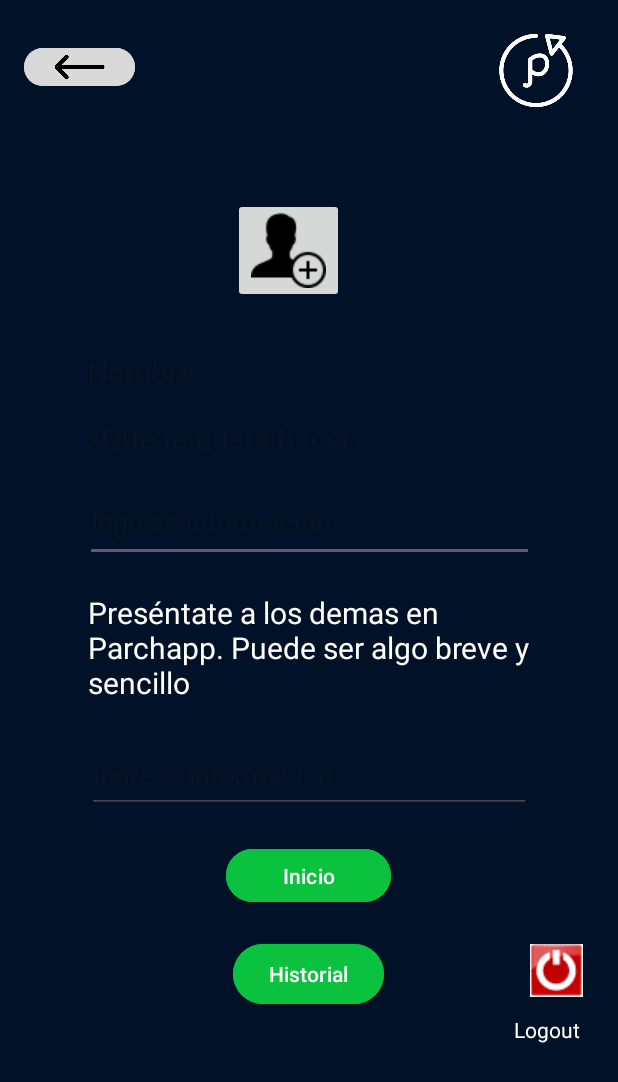
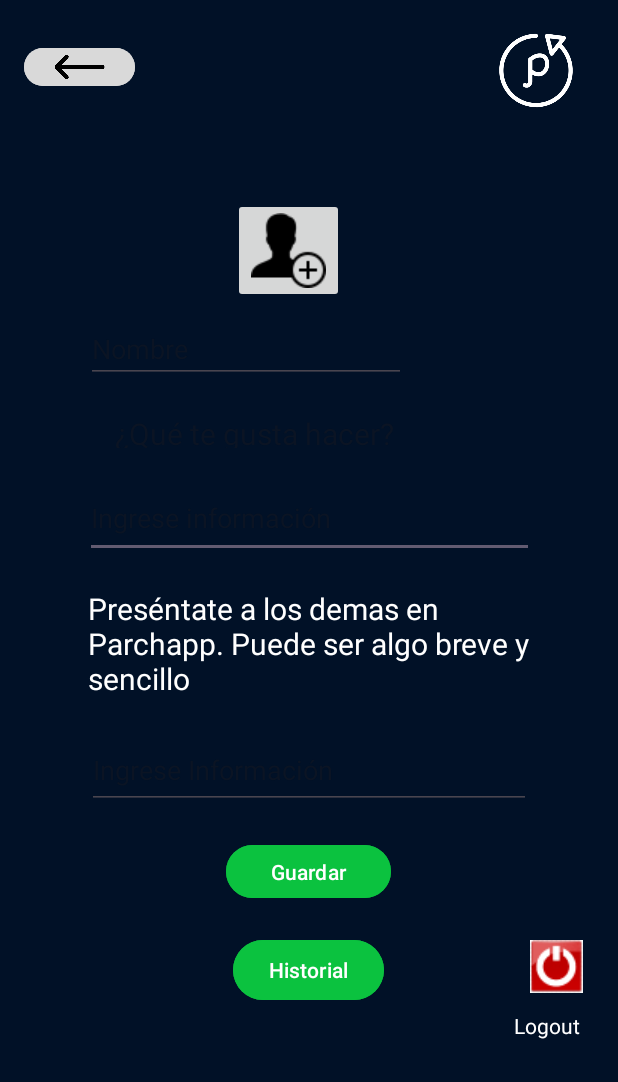
Before and after one commit to JhonathanSR/Parchapp, an Android app: the MainPerfil screen opened directly, with no data from a screen before it, on a phone screen of 412 x 824 dp. Shown: the top 1082 px of the screen. Run offline under Robolectric (Android 15) with nearby library versions, the phone set to English and light mode, and no system bars.

Commit message:
Navegación en modulos que realizo Juan Pablo, en los back, y navegación modulo historial, Perfil

```diff
--- a/app/src/main/java/com/example/parchapp/MainPerfil.kt
+++ b/app/src/main/java/com/example/parchapp/MainPerfil.kt
@@ -10,6 +10,8 @@ import androidx.core.view.ViewCompat
 import androidx.core.view.WindowInsetsCompat
 
 class MainPerfil : AppCompatActivity() {
+    lateinit var  usuariosDBHelper: mySQLiteHelper
+
     override fun onCreate(savedInstanceState: Bundle?) {
         super.onCreate(savedInstanceState)
         enableEdgeToEdge()
@@ -19,5 +21,45 @@ class MainPerfil : AppCompatActivity() {
             v.setPadding(systemBars.left, systemBars.top, systemBars.right, systemBars.bottom)
             insets
         }
+        var imgA6 = findViewById<ImageView>(R.id.imgA6)
+        imgA6.setOnClickListener {
+            goMenu()
+        }
+        var img_Salir = findViewById<ImageView>(R.id.img_Salir)
+        img_Salir.setOnClickListener {
+            goSalida()
+        }
+        var btnGuard = findViewById<Button>(R.id.btnGuard)
+        btnGuard.setOnClickListener {
+            goMenu1()
+        }
+        var btn_Hist = findViewById<Button>(R.id.btn_Hist)
+        btn_Hist.setOnClickListener {
+            goHist()
+        }
+        /*var editNom = findViewById<Button>(R.id.editNom)
+        editNom.setOnClickListener {
+            goNombre()
+        }*/
+    }
+
+    private fun goMenu() {
+        val i = Intent(this, MainMenu::class.java)
+        startActivity(i)
+    }
+
+    private fun goSalida() {
+        val i = Intent(this, MainActivity::class.java)
+        startActivity(i)
+    }
+
+    private fun goMenu1() {
+        val i = Intent(this, MainMenu::class.java)
+        startActivity(i)
+    }
+
+    private fun goHist() {
+        val i = Intent(this, MainHistorial::class.java)
+        startActivity(i)
     }
 }
--- a/app/src/main/res/layout/activity_main_perfil.xml
+++ b/app/src/main/res/layout/activity_main_perfil.xml
@@ -28,20 +28,6 @@
         app:layout_constraintTop_toTopOf="@+id/btnP1"
         app:srcCompat="@drawable/flecha" />
 
-=======
->>>>>>> 65254eea984677fabf3342548522acfd38862ff7
-    <TextView
-        android:id="@+id/textView5"
-        android:layout_width="198dp"
-        android:layout_height="24dp"
-        android:layout_marginTop="32dp"
-        android:hint="Nombre"
-        android:textColor="@color/white"
-        android:textSize="20dp"
-        app:layout_constraintEnd_toEndOf="parent"
-        app:layout_constraintHorizontal_bias="0.272"
-        app:layout_constraintStart_toStartOf="parent"
-        app:layout_constraintTop_toBottomOf="@+id/imageButton4" />
 
     <TextView
         android:id="@+id/textView6"
@@ -53,12 +39,12 @@
         android:textColor="@color/white"
         android:textSize="20dp"
         app:layout_constraintEnd_toEndOf="parent"
-        app:layout_constraintHorizontal_bias="0.264"
+        app:layout_constraintHorizontal_bias="0.347"
         app:layout_constraintStart_toStartOf="parent"
-        app:layout_constraintTop_toBottomOf="@+id/textView5" />
+        app:layout_constraintTop_toBottomOf="@+id/editNom" />
 
     <EditText
-        android:id="@+id/editTextText3"
+        android:id="@+id/editInfo"
         android:layout_width="299dp"
         android:layout_height="53dp"
         android:layout_marginTop="20dp"
@@ -82,25 +68,25 @@
         android:textSize="20dp"
         app:layout_constraintEnd_toEndOf="parent"
         app:layout_constraintStart_toStartOf="parent"
-        app:layout_constraintTop_toBottomOf="@+id/editTextText3" />
+        app:layout_constraintTop_toBottomOf="@+id/editInfo" />
 
     <Button
-        android:id="@+id/btnInicio"
+        android:id="@+id/btnGuard"
         android:layout_width="110dp"
         android:layout_height="43dp"
         android:layout_marginTop="20dp"
         android:alpha="4"
         android:backgroundTint="#0BC23F"
         android:padding="6dp"
-        android:text="Inicio"
+        android:text="Guardar"
         android:textColor="@color/white"
         app:layout_constraintEnd_toEndOf="parent"
         app:layout_constraintHorizontal_bias="0.498"
         app:layout_constraintStart_toStartOf="parent"
-        app:layout_constraintTop_toBottomOf="@+id/editTextText4" />
+        app:layout_constraintTop_toBottomOf="@+id/editPresent" />
 
     <EditText
-        android:id="@+id/editTextText4"
+        android:id="@+id/editPresent"
         android:layout_width="296dp"
         android:layout_height="52dp"
         android:layout_marginTop="20dp"
@@ -122,7 +108,7 @@
         app:layout_constraintEnd_toEndOf="parent"
         app:layout_constraintHorizontal_bias="0.938"
         app:layout_constraintStart_toStartOf="parent"
-        app:layout_constraintTop_toBottomOf="@+id/btnInicio"
+        app:layout_constraintTop_toBottomOf="@+id/btnGuard"
         app:srcCompat="@drawable/logout" />
 
     <TextView
@@ -160,7 +146,7 @@
         app:layout_constraintEnd_toStartOf="@+id/img_Salir"
         app:layout_constraintHorizontal_bias="0.615"
         app:layout_constraintStart_toStartOf="parent"
-        app:layout_constraintTop_toBottomOf="@+id/btnInicio" />
+        app:layout_constraintTop_toBottomOf="@+id/btnGuard" />
 
     <ImageButton
         android:id="@+id/imageButton4"
@@ -173,4 +159,19 @@
         app:layout_constraintTop_toTopOf="parent"
         app:srcCompat="@drawable/registro" />
 
+    <EditText
+        android:id="@+id/editNom"
+        android:layout_width="wrap_content"
+        android:layout_height="wrap_content"
+        android:layout_marginTop="8dp"
+        android:ems="10"
+        android:inputType="text"
+        android:hint="Nombre"
+        android:textColor="@color/white"
+        android:text=""
+        app:layout_constraintEnd_toEndOf="parent"
+        app:layout_constraintHorizontal_bias="0.288"
+        app:layout_constraintStart_toStartOf="parent"
+        app:layout_constraintTop_toBottomOf="@+id/imageButton4" />
+
 </androidx.constraintlayout.widget.ConstraintLayout>
```
Also changed, not shown: app/src/main/java/com/example/parchapp/MainCapitalFest.kt (+9 -0 lines), app/src/main/java/com/example/parchapp/MainMenu.kt (+8 -0 lines), app/src/main/java/com/example/parchapp/MainMicrito.kt (+9 -0 lines), app/src/main/java/com/example/parchapp/MainOroMuseo.kt (+9 -0 lines), app/src/main/java/com/example/parchapp/MainRicchezza.kt (+9 -0 lines), app/src/main/res/layout/activity_main_capitalfest.xml (+8 -6 lines), app/src/main/res/layout/activity_main_micrito.xml (+11 -9 lines), app/src/main/res/layout/activity_main_oro_museo.xml (+15 -8 lines), app/src/main/res/layout/activity_main_ricchezza.xml (+12 -8 lines).
